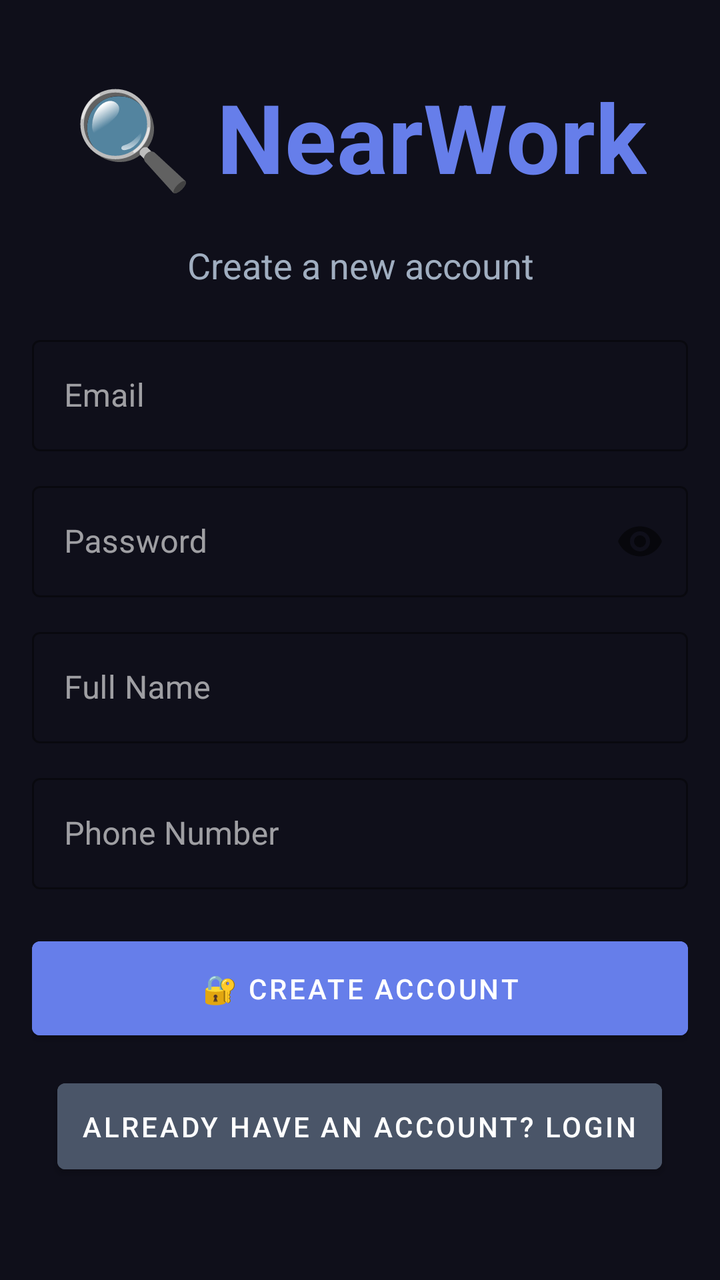
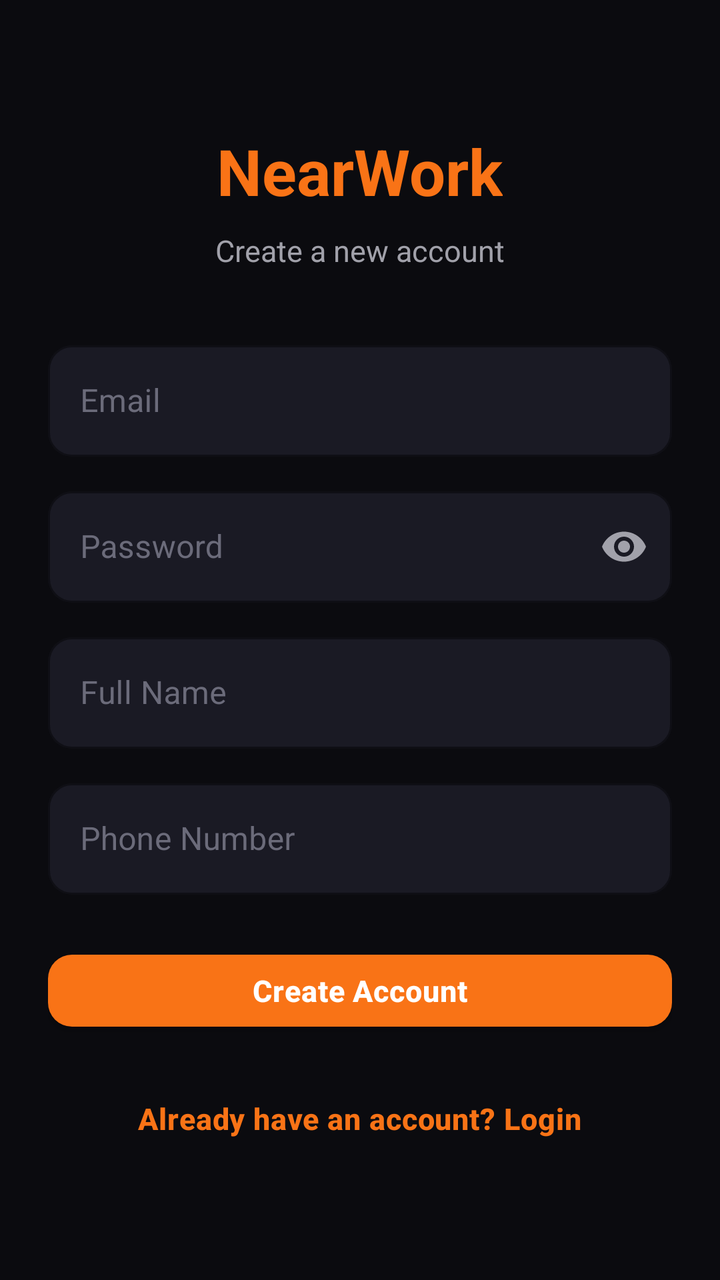

Two renders of the same Android screen: before a commit and after it. Below are the layout's source before the change and the commit's diff.
<!-- AndroidManifest.xml: application theme Theme.NearWork -->
<!-- res/layout/activity_login.xml -->
<?xml version="1.0" encoding="utf-8"?>
<ScrollView xmlns:android="http://schemas.android.com/apk/res/android"
    xmlns:app="http://schemas.android.com/apk/res-auto"
    android:layout_width="match_parent"
    android:layout_height="match_parent"
    android:background="#0f0f1a"
    android:padding="16dp">

    <LinearLayout
        android:layout_width="match_parent"
        android:layout_height="wrap_content"
        android:orientation="vertical"
        android:gravity="center_horizontal"
        android:paddingTop="20dp"
        android:paddingBottom="20dp">

        <TextView
            android:layout_width="wrap_content"
            android:layout_height="wrap_content"
            android:text="🔍 NearWork"
            android:textSize="48sp"
            android:textStyle="bold"
            android:textColor="#667eea"
            android:layout_marginBottom="20dp"/>

        <TextView
            android:id="@+id/statusText"
            android:layout_width="match_parent"
            android:layout_height="wrap_content"
            android:text="Create a new account"
            android:textSize="18sp"
            android:textColor="#a0aec0"
            android:gravity="center"
            android:layout_marginBottom="20dp"/>

        
        <com.google.android.material.textfield.TextInputLayout
            android:layout_width="match_parent"
            android:layout_height="wrap_content"
            android:layout_marginBottom="12dp"
            style="@style/Widget.MaterialComponents.TextInputLayout.OutlinedBox"
            app:boxStrokeColor="#667eea"
            app:hintTextColor="#a0aec0">

            <com.google.android.material.textfield.TextInputEditText
                android:id="@+id/emailInput"
                android:layout_width="match_parent"
                android:layout_height="wrap_content"
                android:hint="Email"
                android:textColor="#ffffff"
                android:textColorHint="#a0aec0"
                android:inputType="textEmailAddress"/>
        </com.google.android.material.textfield.TextInputLayout>

        
        <com.google.android.material.textfield.TextInputLayout
            android:layout_width="match_parent"
            android:layout_height="wrap_content"
            android:layout_marginBottom="12dp"
            style="@style/Widget.MaterialComponents.TextInputLayout.OutlinedBox"
            app:boxStrokeColor="#667eea"
            app:hintTextColor="#a0aec0"
            app:passwordToggleEnabled="true">

            <com.google.android.material.textfield.TextInputEditText
                android:id="@+id/passwordInput"
                android:layout_width="match_parent"
                android:layout_height="wrap_content"
                android:hint="Password"
                android:textColor="#ffffff"
                android:textColorHint="#a0aec0"
                android:inputType="textPassword"/>
        </com.google.android.material.textfield.TextInputLayout>

        
        <com.google.android.material.textfield.TextInputLayout
            android:id="@+id/nameLayout"
            android:layout_width="match_parent"
            android:layout_height="wrap_content"
            android:layout_marginBottom="12dp"
            style="@style/Widget.MaterialComponents.TextInputLayout.OutlinedBox"
            app:boxStrokeColor="#667eea"
            app:hintTextColor="#a0aec0">

            <com.google.android.material.textfield.TextInputEditText
                android:id="@+id/nameInput"
                android:layout_width="match_parent"
                android:layout_height="wrap_content"
                android:hint="Full Name"
                android:textColor="#ffffff"
                android:textColorHint="#a0aec0"
                android:inputType="textPersonName"/>
        </com.google.android.material.textfield.TextInputLayout>

        
        <com.google.android.material.textfield.TextInputLayout
            android:id="@+id/phoneLayout"
            android:layout_width="match_parent"
            android:layout_height="wrap_content"
            android:layout_marginBottom="20dp"
            style="@style/Widget.MaterialComponents.TextInputLayout.OutlinedBox"
            app:boxStrokeColor="#667eea"
            app:hintTextColor="#a0aec0">

            <com.google.android.material.textfield.TextInputEditText
                android:id="@+id/phoneInput"
                android:layout_width="match_parent"
                android:layout_height="wrap_content"
                android:hint="Phone Number"
                android:textColor="#ffffff"
                android:textColorHint="#a0aec0"
                android:inputType="phone"/>
        </com.google.android.material.textfield.TextInputLayout>

        
        <Button
            android:id="@+id/loginButton"
            android:layout_width="match_parent"
            android:layout_height="wrap_content"
            android:text="🔐 Create Account"
            android:backgroundTint="#667eea"
            android:textColor="#ffffff"
            android:padding="14dp"
            android:layout_marginBottom="12dp"/>

        
        <Button
            android:id="@+id/switchButton"
            android:layout_width="wrap_content"
            android:layout_height="wrap_content"
            android:text="Already have an account? Login"
            android:backgroundTint="#4a5568"
            android:textColor="#ffffff"
            android:padding="12dp"/>

    </LinearLayout>

</ScrollView>
<!-- resources referenced by this layout -->
<resources>
  <style name="Theme.NearWork" parent="Theme.MaterialComponents.DayNight.NoActionBar">
          
          <item name="android:statusBarColor">#0f0f1a</item>
          <item name="android:windowBackground">#0f0f1a</item>
          <item name="android:navigationBarColor">#0f0f1a</item>
          
          
          <item name="colorPrimary">#667eea</item>
          <item name="colorPrimaryVariant">#5a67d8</item>
          <item name="colorOnPrimary">#ffffff</item>
          <item name="colorSecondary">#48bb78</item>
          <item name="colorOnSecondary">#ffffff</item>
          <item name="colorSurface">#1a1a2e</item>
          <item name="colorOnSurface">#ffffff</item>
      </style>
</resources>

<!-- the commit's change to res/layout/activity_login.xml (unified diff, before → after) -->
@@ -3,135 +3,126 @@
     xmlns:app="http://schemas.android.com/apk/res-auto"
     android:layout_width="match_parent"
     android:layout_height="match_parent"
-    android:background="#0f0f1a"
-    android:padding="16dp">
+    android:background="@color/bg_main"
+    android:fillViewport="true">
 
     <LinearLayout
         android:layout_width="match_parent"
         android:layout_height="wrap_content"
         android:orientation="vertical"
-        android:gravity="center_horizontal"
-        android:paddingTop="20dp"
-        android:paddingBottom="20dp">
+        android:paddingHorizontal="@dimen/sp_xl"
+        android:paddingTop="64dp"
+        android:paddingBottom="@dimen/sp_xl">
 
+        
         <TextView
             android:layout_width="wrap_content"
             android:layout_height="wrap_content"
-            android:text="🔍 NearWork"
-            android:textSize="48sp"
+            android:layout_gravity="center_horizontal"
+            android:text="@string/app_name"
+            android:textSize="@dimen/text_display"
             android:textStyle="bold"
-            android:textColor="#667eea"
-            android:layout_marginBottom="20dp"/>
+            android:textColor="@color/accent"
+            android:layout_marginBottom="@dimen/sp_xs"/>
 
         <TextView
             android:id="@+id/statusText"
-            android:layout_width="match_parent"
+            android:layout_width="wrap_content"
             android:layout_height="wrap_content"
-            android:text="Create a new account"
-            android:textSize="18sp"
-            android:textColor="#a0aec0"
-            android:gravity="center"
-            android:layout_marginBottom="20dp"/>
+            android:layout_gravity="center_horizontal"
+            android:text="@string/login_subtitle_create"
+            android:textSize="@dimen/text_body"
+            android:textColor="@color/text_secondary"
+            android:layout_marginBottom="@dimen/sp_xxl"/>
 
         
         <com.google.android.material.textfield.TextInputLayout
+            style="@style/Widget.NearWork.TextInput"
             android:layout_width="match_parent"
             android:layout_height="wrap_content"
-            android:layout_marginBottom="12dp"
-            style="@style/Widget.MaterialComponents.TextInputLayout.OutlinedBox"
-            app:boxStrokeColor="#667eea"
-            app:hintTextColor="#a0aec0">
+            android:hint="@string/hint_email"
+            android:layout_marginBottom="@dimen/sp_sm">
 
             <com.google.android.material.textfield.TextInputEditText
                 android:id="@+id/emailInput"
                 android:layout_width="match_parent"
                 android:layout_height="wrap_content"
-                android:hint="Email"
-                android:textColor="#ffffff"
-                android:textColorHint="#a0aec0"
-                android:inputType="textEmailAddress"/>
+                android:textColor="@color/text_primary"
+                android:inputType="textEmailAddress"
+                android:autofillHints="emailAddress"/>
         </com.google.android.material.textfield.TextInputLayout>
 
         
         <com.google.android.material.textfield.TextInputLayout
+            style="@style/Widget.NearWork.TextInput"
             android:layout_width="match_parent"
             android:layout_height="wrap_content"
-            android:layout_marginBottom="12dp"
-            style="@style/Widget.MaterialComponents.TextInputLayout.OutlinedBox"
-            app:boxStrokeColor="#667eea"
-            app:hintTextColor="#a0aec0"
-            app:passwordToggleEnabled="true">
+            android:hint="@string/hint_password"
+            android:layout_marginBottom="@dimen/sp_sm"
+            app:endIconMode="password_toggle"
+            app:endIconTint="@color/text_secondary">
 
             <com.google.android.material.textfield.TextInputEditText
                 android:id="@+id/passwordInput"
                 android:layout_width="match_parent"
                 android:layout_height="wrap_content"
-                android:hint="Password"
-                android:textColor="#ffffff"
-                android:textColorHint="#a0aec0"
+                android:textColor="@color/text_primary"
                 android:inputType="textPassword"/>
         </com.google.android.material.textfield.TextInputLayout>
 
         
         <com.google.android.material.textfield.TextInputLayout
             android:id="@+id/nameLayout"
+            style="@style/Widget.NearWork.TextInput"
             android:layout_width="match_parent"
             android:layout_height="wrap_content"
-            android:layout_marginBottom="12dp"
-            style="@style/Widget.MaterialComponents.TextInputLayout.OutlinedBox"
-            app:boxStrokeColor="#667eea"
-            app:hintTextColor="#a0aec0">
+            android:hint="@string/hint_full_name"
+            android:layout_marginBottom="@dimen/sp_sm">
 
             <com.google.android.material.textfield.TextInputEditText
                 android:id="@+id/nameInput"
                 android:layout_width="match_parent"
                 android:layout_height="wrap_content"
-                android:hint="Full Name"
-                android:textColor="#ffffff"
-                android:textColorHint="#a0aec0"
-                android:inputType="textPersonName"/>
+                android:textColor="@color/text_primary"
+                android:inputType="textPersonName"
+                android:autofillHints="name"/>
         </com.google.android.material.textfield.TextInputLayout>
 
         
         <com.google.android.material.textfield.TextInputLayout
             android:id="@+id/phoneLayout"
+            style="@style/Widget.NearWork.TextInput"
             android:layout_width="match_parent"
             android:layout_height="wrap_content"
-            android:layout_marginBottom="20dp"
-            style="@style/Widget.MaterialComponents.TextInputLayout.OutlinedBox"
-            app:boxStrokeColor="#667eea"
-            app:hintTextColor="#a0aec0">
+            android:hint="@string/hint_phone"
+            android:layout_marginBottom="@dimen/sp_xl">
 
             <com.google.android.material.textfield.TextInputEditText
                 android:id="@+id/phoneInput"
                 android:layout_width="match_parent"
                 android:layout_height="wrap_content"
-                android:hint="Phone Number"
-                android:textColor="#ffffff"
-                android:textColorHint="#a0aec0"
-                android:inputType="phone"/>
+                android:textColor="@color/text_primary"
+                android:inputType="phone"
+                android:autofillHints="phone"/>
         </com.google.android.material.textfield.TextInputLayout>
 
         
-        <Button
+        <com.google.android.material.button.MaterialButton
             android:id="@+id/loginButton"
+            style="@style/Widget.NearWork.Button.Primary"
             android:layout_width="match_parent"
-            android:layout_height="wrap_content"
-            android:text="🔐 Create Account"
-            android:backgroundTint="#667eea"
-            android:textColor="#ffffff"
-            android:padding="14dp"
-            android:layout_marginBottom="12dp"/>
+            android:layout_height="@dimen/button_height"
+            android:text="@string/btn_create_account"
+            android:layout_marginBottom="@dimen/sp_md"/>
 
         
-        <Button
+        <com.google.android.material.button.MaterialButton
             android:id="@+id/switchButton"
+            style="@style/Widget.NearWork.Button.Text"
             android:layout_width="wrap_content"
             android:layout_height="wrap_content"
-            android:text="Already have an account? Login"
-            android:backgroundTint="#4a5568"
-            android:textColor="#ffffff"
-            android:padding="12dp"/>
+            android:layout_gravity="center_horizontal"
+            android:text="@string/btn_have_account"/>
 
     </LinearLayout>
 
<!-- resource entries referenced after the edit -->
@@ -1,19 +1,101 @@
 <!-- resources referenced by this layout -->
 <resources>
-  <style name="Theme.NearWork" parent="Theme.MaterialComponents.DayNight.NoActionBar">
+  <color name="accent">#F97316</color>
+  <color name="bg_main">#0B0B0F</color>
+  <color name="text_primary">#FFFFFF</color>
+  <color name="text_secondary">#A1A1AA</color>
+  <dimen name="button_height">48dp</dimen>
+  <dimen name="sp_md">16dp</dimen>
+  <dimen name="sp_sm">12dp</dimen>
+  <dimen name="sp_xl">24dp</dimen>
+  <dimen name="sp_xs">8dp</dimen>
+  <dimen name="sp_xxl">32dp</dimen>
+  <dimen name="text_body">15sp</dimen>
+  <dimen name="text_display">32sp</dimen>
+  <string name="app_name">NearWork</string>
+  <string name="btn_create_account">Create Account</string>
+  <string name="btn_have_account">Already have an account? Login</string>
+  <string name="hint_email">Email</string>
+  <string name="hint_full_name">Full Name</string>
+  <string name="hint_password">Password</string>
+  <string name="hint_phone">Phone Number</string>
+  <string name="login_subtitle_create">Create a new account</string>
+  <style name="Widget.NearWork.Button.Primary" parent="Widget.MaterialComponents.Button">
+          <item name="android:layout_height">@dimen/button_height</item>
+          <item name="android:textSize">@dimen/text_body</item>
+          <item name="android:textStyle">bold</item>
+          <item name="android:textColor">@color/white</item>
+          <item name="android:letterSpacing">0.02</item>
+          <item name="android:textAllCaps">false</item>
+          <item name="backgroundTint">@color/accent</item>
+          <item name="cornerRadius">@dimen/radius_md</item>
+          <item name="android:paddingStart">@dimen/sp_lg</item>
+          <item name="android:paddingEnd">@dimen/sp_lg</item>
+      </style>
+  <style name="Widget.NearWork.Button.Text" parent="Widget.MaterialComponents.Button.TextButton">
+          <item name="android:textSize">@dimen/text_body</item>
+          <item name="android:textColor">@color/accent</item>
+          <item name="android:textAllCaps">false</item>
+      </style>
+  <style name="Widget.NearWork.TextInput" parent="Widget.MaterialComponents.TextInputLayout.OutlinedBox">
+          <item name="boxStrokeColor">@color/accent</item>
+          <item name="hintTextColor">@color/text_secondary</item>
+          <item name="android:textColorHint">@color/text_tertiary</item>
+          <item name="boxStrokeWidth">@dimen/border_thin</item>
+          <item name="boxStrokeWidthFocused">2dp</item>
+          <item name="boxCornerRadiusTopStart">@dimen/radius_md</item>
+          <item name="boxCornerRadiusTopEnd">@dimen/radius_md</item>
+          <item name="boxCornerRadiusBottomStart">@dimen/radius_md</item>
+          <item name="boxCornerRadiusBottomEnd">@dimen/radius_md</item>
+          <item name="boxBackgroundColor">@color/bg_input</item>
+      </style>
+  <style name="Theme.NearWork" parent="Theme.MaterialComponents.NoActionBar">
           
-          <item name="android:statusBarColor">#0f0f1a</item>
-          <item name="android:windowBackground">#0f0f1a</item>
-          <item name="android:navigationBarColor">#0f0f1a</item>
+          <item name="colorPrimary">@color/accent</item>
+          <item name="colorPrimaryVariant">@color/accent_pressed</item>
+          <item name="colorOnPrimary">@color/white</item>
+  
           
+          <item name="colorSecondary">@color/accent</item>
+          <item name="colorSecondaryVariant">@color/accent_pressed</item>
+          <item name="colorOnSecondary">@color/white</item>
+  
           
-          <item name="colorPrimary">#667eea</item>
-          <item name="colorPrimaryVariant">#5a67d8</item>
-          <item name="colorOnPrimary">#ffffff</item>
-          <item name="colorSecondary">#48bb78</item>
-          <item name="colorOnSecondary">#ffffff</item>
-          <item name="colorSurface">#1a1a2e</item>
-          <item name="colorOnSurface">#ffffff</item>
+          <item name="android:colorBackground">@color/bg_main</item>
+          <item name="colorSurface">@color/bg_surface</item>
+          <item name="colorOnSurface">@color/text_primary</item>
+  
+          
+          <item name="android:statusBarColor">@color/bg_main</item>
+          <item name="android:navigationBarColor">@color/bg_main</item>
+          <item name="android:windowLightStatusBar">false</item>
+          <item name="android:windowLightNavigationBar" tools:targetApi="o_mr1">false</item>
+  
+          
+          <item name="colorError">@color/danger</item>
+          <item name="colorOnError">@color/white</item>
+  
+          
+          <item name="bottomNavigationStyle">@style/Widget.NearWork.BottomNav</item>
+          <item name="materialButtonStyle">@style/Widget.NearWork.Button.Primary</item>
       </style>
+  <color name="white">#FFFFFF</color>
+  <dimen name="radius_md">12dp</dimen>
+  <dimen name="sp_lg">20dp</dimen>
+  <color name="text_tertiary">#6B6B7A</color>
+  <dimen name="border_thin">1dp</dimen>
+  <color name="bg_input">#1A1A24</color>
+  <color name="accent_pressed">#EA580C</color>
+  <color name="bg_surface">#16161F</color>
+  <color name="danger">#EF4444</color>
+  <style name="Widget.NearWork.BottomNav" parent="Widget.MaterialComponents.BottomNavigationView.Colored">
+          <item name="android:background">@color/nav_bg</item>
+          <item name="itemIconTint">@color/nav_item_tint</item>
+          <item name="itemTextColor">@color/nav_item_tint</item>
+          <item name="itemIconSize">24dp</item>
+          <item name="labelVisibilityMode">labeled</item>
+          <item name="elevation">8dp</item>
+      </style>
+  <color name="nav_bg">#0F0F15</color>
 </resources>
 
